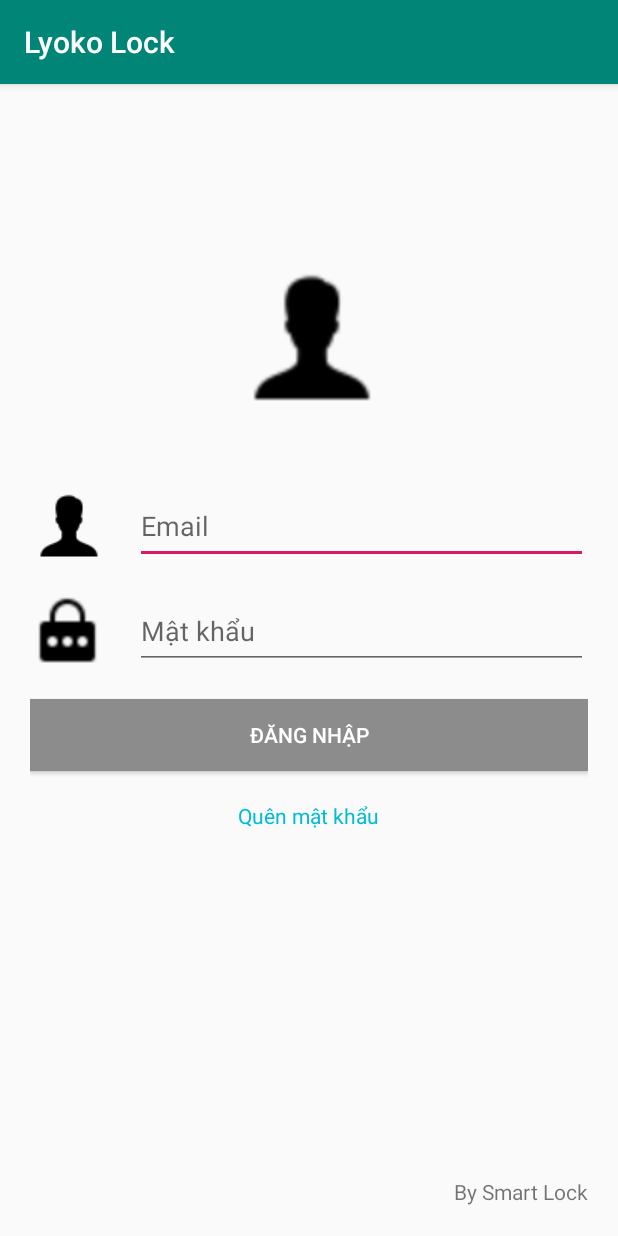
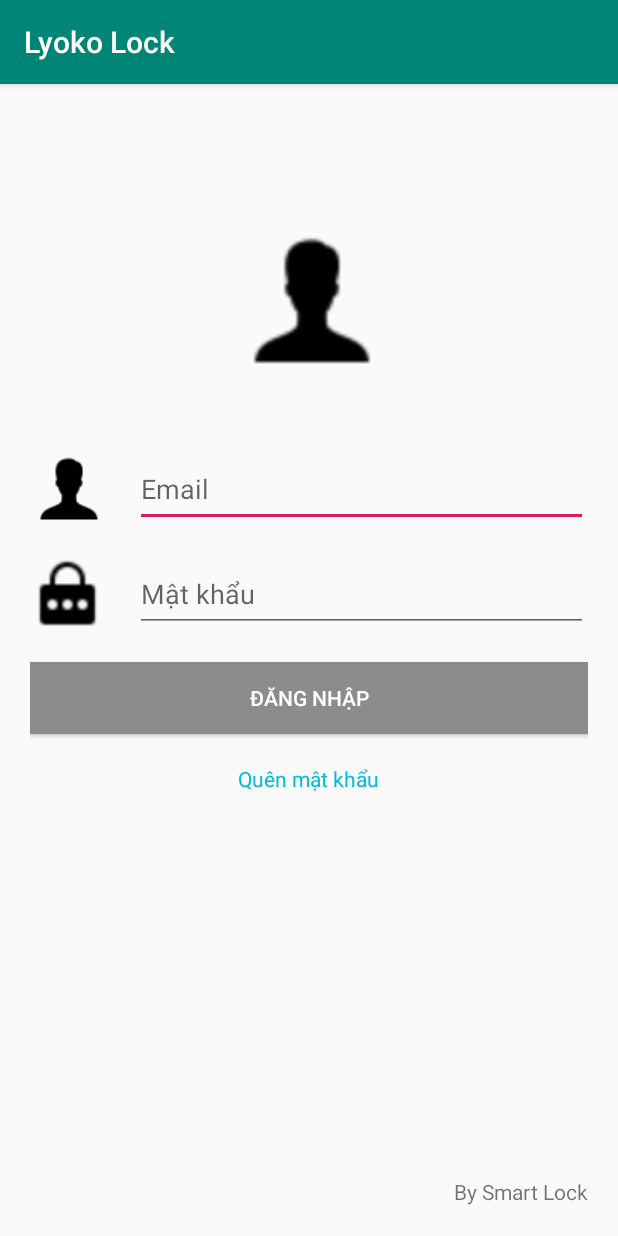
Before and after one commit to chaienoto/smartlock, an Android app: the screen it shows after launch (MainActivity), on a phone screen of 412 x 824 dp. Run offline under Robolectric (Android 15) with nearby library versions, the phone set to English and light mode, and no system bars.

Commit message:
Đăng nhập

```diff
--- a/mobile/app/src/main/res/layout/activity_main.xml
+++ b/mobile/app/src/main/res/layout/activity_main.xml
@@ -16,7 +16,7 @@
                 android:layout_width="100dp"
                 android:layout_height="100dp"
                 android:layout_centerHorizontal="true"
-                android:layout_marginTop="100dp"
+                android:layout_marginTop="75dp"
                 android:src="@drawable/ic_username" />
 
             <ImageView
@@ -58,8 +58,8 @@
                 android:layout_width="match_parent"
                 android:layout_height="wrap_content"
                 android:text="Đăng nhập"
-                android:textColor="#ffffff"
-                android:background="#8D8C8C"
+                android:textColor="@color/colorWhite"
+                android:background="@color/colorGray"
                 android:layout_below="@+id/imgPassword"
                 android:layout_marginTop="20dp"/>
 
--- a/mobile/app/src/main/res/values/colors.xml
+++ b/mobile/app/src/main/res/values/colors.xml
@@ -3,4 +3,7 @@
     <color name="colorPrimary">#008577</color>
     <color name="colorPrimaryDark">#00574B</color>
     <color name="colorAccent">#D81B60</color>
+    <color name="colorWhite">#ffffff</color>
+    <color name="colorGray">#8D8C8C</color>
+    <color name="colorBlue">#00BCD4</color>
 </resources>
```
